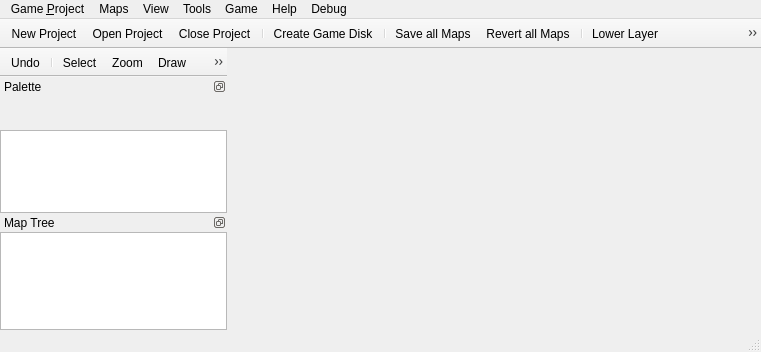
This is src/mainwindow.ui in EasyRPG/Editor as Qt 5 draws it before an edit. The edited form follows.
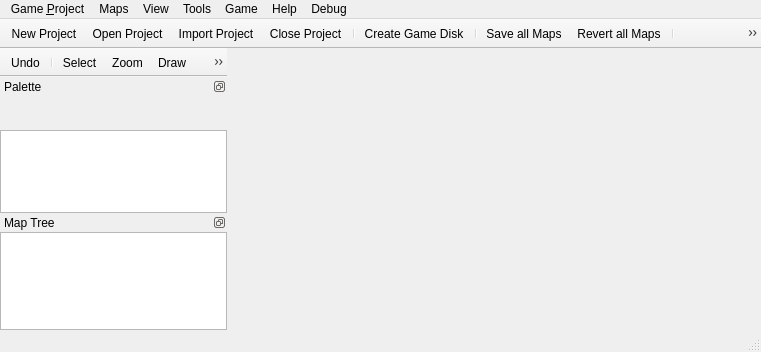
This is the edited form. Icons and pictures are not drawn.

Patch:
```diff
--- a/src/mainwindow.ui
+++ b/src/mainwindow.ui
@@ -144,6 +144,7 @@
    </attribute>
    <addaction name="action_New_Project"/>
    <addaction name="action_Open_Project"/>
+   <addaction name="actionImport_Project"/>
    <addaction name="action_Close_Project"/>
    <addaction name="separator"/>
    <addaction name="actionCreate_Game_Disk"/>
@@ -741,6 +742,15 @@
     <string>Draw in the map with a fill tool</string>
    </property>
   </action>
+  <action name="actionImport_Project">
+   <property name="icon">
+    <iconset>
+     <normaloff>:/icons/share/old_import.png</normaloff>:/icons/share/old_import.png</iconset>
+   </property>
+   <property name="text">
+    <string>&amp;Import Project</string>
+   </property>
+  </action>
  </widget>
  <layoutdefault spacing="6" margin="11"/>
  <resources>
```
Left out of the diff: 69 changed lines with no effect on the pictures.
